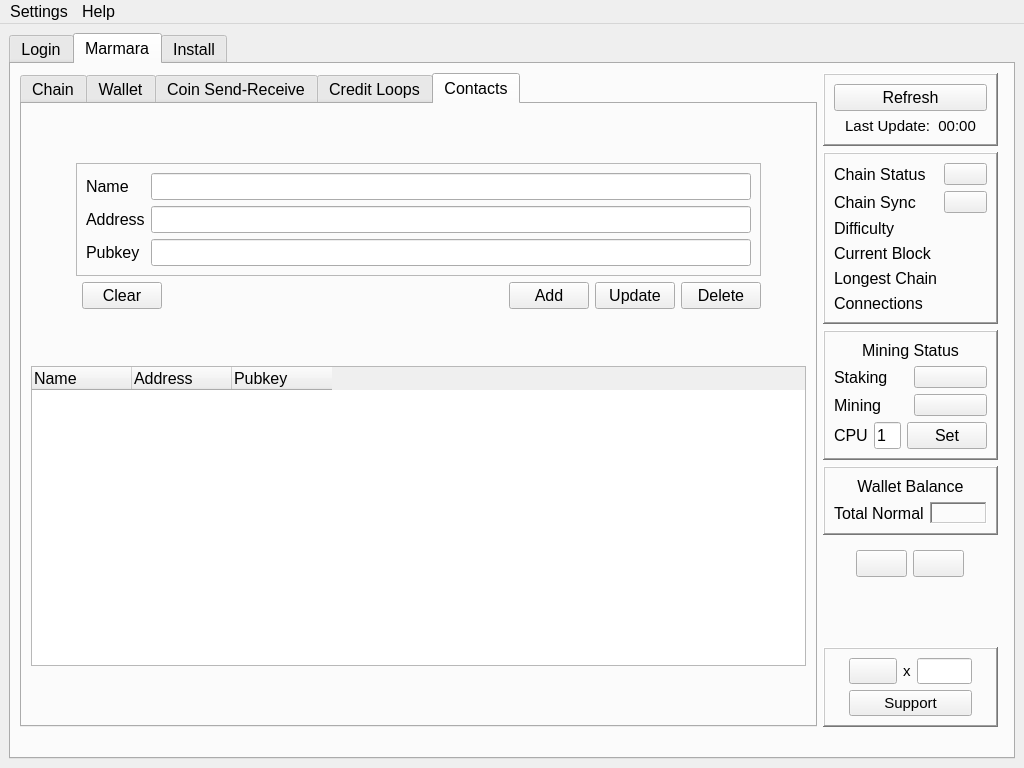
Qt form src/main/python/qtguidesign.ui (marmarachain/marmara-connector) before a commit.
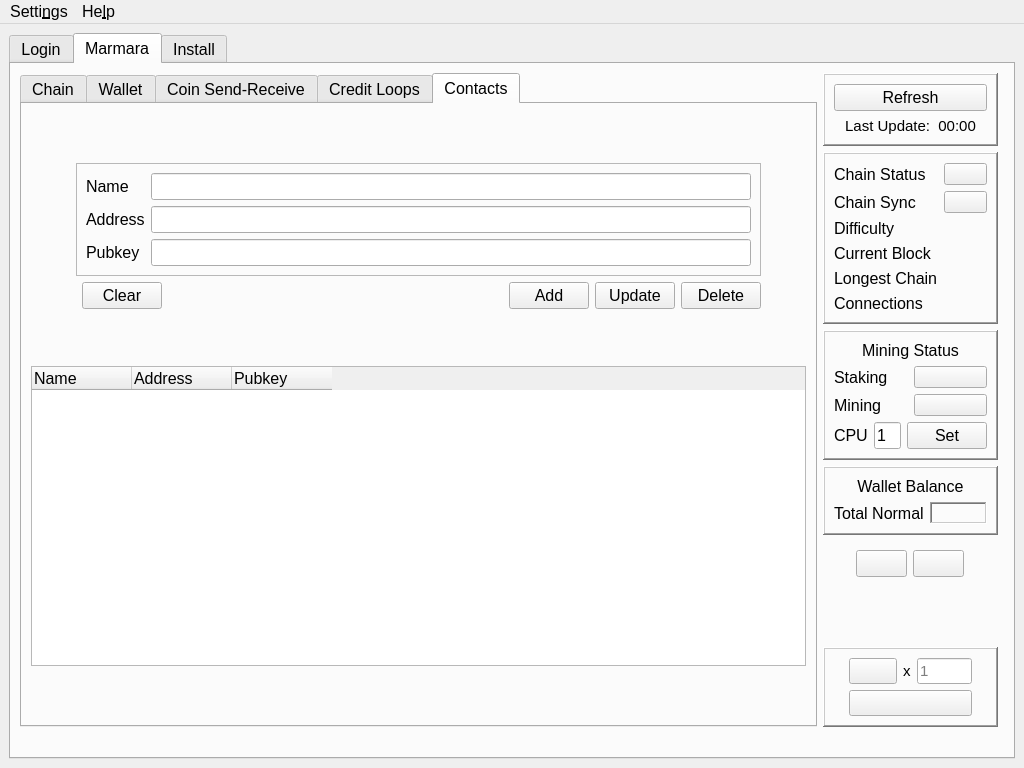
The same form after that commit. Icons and pictures are not drawn.

Commit message: [add] added marmara team coffee support to the design

Patch:
```diff
--- a/src/main/python/qtguidesign.ui
+++ b/src/main/python/qtguidesign.ui
@@ -1460,7 +1460,7 @@
                 </font>
                </property>
                <property name="text">
-                <string>Support</string>
+                <string/>
                </property>
               </widget>
              </item>
@@ -1507,6 +1507,9 @@
                  <pointsize>11</pointsize>
                 </font>
                </property>
+               <property name="placeholderText">
+                <string>1</string>
+               </property>
               </widget>
              </item>
              <item row="0" column="0" rowspan="2">
@@ -5299,7 +5302,7 @@
      </font>
     </property>
     <property name="title">
-     <string>Settings</string>
+     <string>Setti&amp;ngs</string>
     </property>
     <addaction name="actionLanguage_Selection"/>
     <addaction name="actionLogout"/>
@@ -5313,7 +5316,7 @@
      </font>
     </property>
     <property name="title">
-     <string>Help</string>
+     <string>He&amp;lp</string>
     </property>
     <widget class="QMenu" name="menuDebug">
      <property name="title">
```
Left out of the diff: 22 changed lines with no effect on the pictures. The commit also changes 1 other file.
